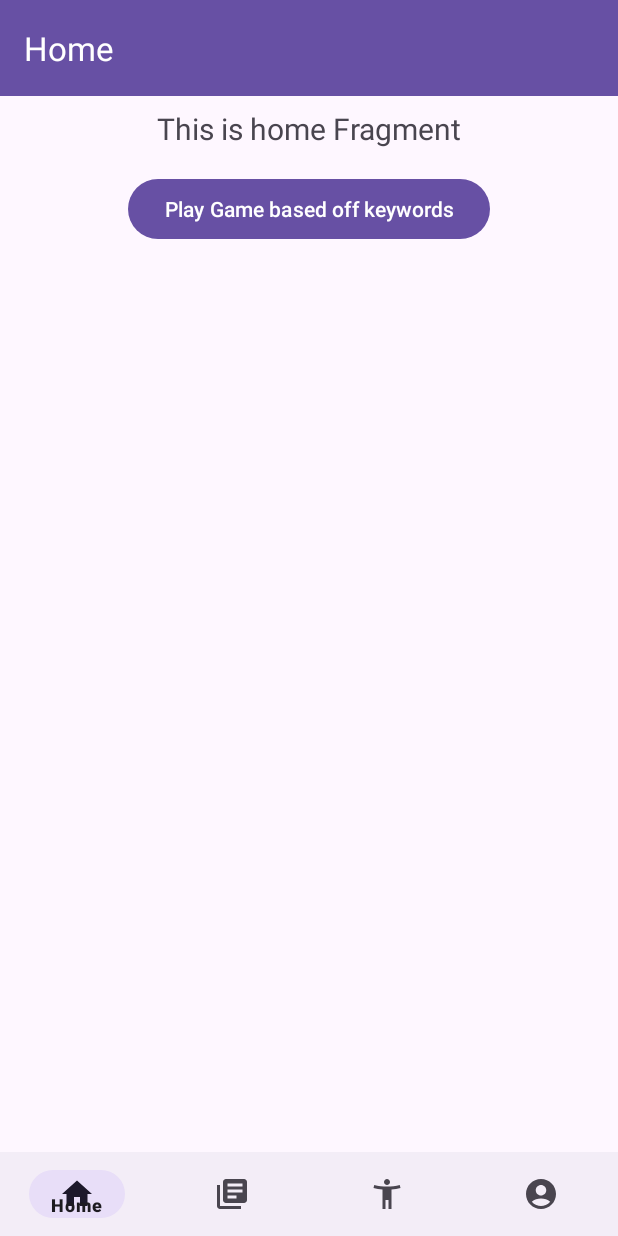
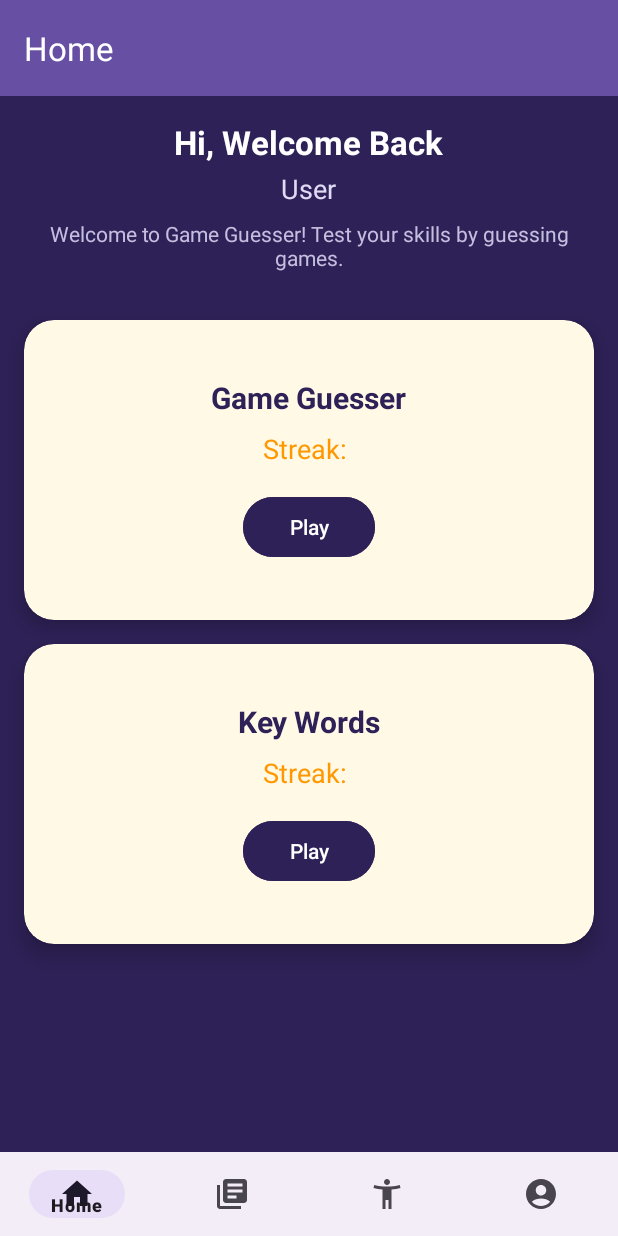
Before and after one commit to ST10258256/PROG7314-POE-PART_TWO-GameGuesser, an Android app: the screen it shows after launch (MainActivity), on a phone screen of 412 x 824 dp. Run offline under Robolectric (Android 15) with nearby library versions, the light colour scheme and no system bars; our stand-ins replace navigation-ui.

Commit message:
Improved the UI of the home page

```diff
--- a/android-app/app/src/main/java/com/example/gameguesser/ui/home/HomeFragment.kt
+++ b/android-app/app/src/main/java/com/example/gameguesser/ui/home/HomeFragment.kt
@@ -33,9 +33,9 @@ class HomeFragment : Fragment() {
         val root: View = binding.root
 
         // Text binding
-        homeViewModel.text.observe(viewLifecycleOwner) {
-            binding.textHome.text = it
-        }
+//        homeViewModel.text.observe(viewLifecycleOwner) {
+//            binding.textHome.text = it
+//        }
 
         // Button click to open KeyGameFragment
 //        binding.playButton.setOnClickListener {
@@ -48,7 +48,7 @@ class HomeFragment : Fragment() {
 //                .commit()
 //        }
 
-        binding.playButton.setOnClickListener {
+        binding.playKeyWordsButton.setOnClickListener {
             findNavController().navigate(R.id.keyGameFragment)
         }
         return root
--- a/android-app/app/src/main/res/layout/fragment_home.xml
+++ b/android-app/app/src/main/res/layout/fragment_home.xml
@@ -4,26 +4,148 @@
     xmlns:tools="http://schemas.android.com/tools"
     android:layout_width="match_parent"
     android:layout_height="match_parent"
+    android:background="#2E2157"
     tools:context=".ui.home.HomeFragment">
 
-    <TextView
-        android:id="@+id/text_home"
-        android:layout_width="match_parent"
+    <!-- Welcome Section -->
+    <LinearLayout
+        android:id="@+id/welcomeSection"
+        android:layout_width="0dp"
         android:layout_height="wrap_content"
-        android:layout_margin="8dp"
-        android:textAlignment="center"
-        android:textSize="20sp"
+        android:orientation="vertical"
+        android:gravity="center"
+        android:padding="16dp"
         app:layout_constraintTop_toTopOf="parent"
         app:layout_constraintStart_toStartOf="parent"
-        app:layout_constraintEnd_toEndOf="parent" />
+        app:layout_constraintEnd_toEndOf="parent">
+
+        <TextView
+            android:id="@+id/welcomeTitle"
+            android:layout_width="wrap_content"
+            android:layout_height="wrap_content"
+            android:text="Hi, Welcome Back"
+            android:textColor="@android:color/white"
+            android:textSize="22sp"
+            android:textStyle="bold"
+            android:gravity="center"/>
+
+        <TextView
+            android:id="@+id/usernameText"
+            android:layout_width="wrap_content"
+            android:layout_height="wrap_content"
+            android:text="User"
+            android:textColor="#E0DAF5"
+            android:textSize="18sp"
+            android:gravity="center"
+            android:layout_marginTop="4dp"/>
+
+        <TextView
+            android:id="@+id/descriptionText"
+            android:layout_width="wrap_content"
+            android:layout_height="wrap_content"
+            android:text="Welcome to Game Guesser! Test your skills by guessing games."
+            android:textColor="#C5BEDF"
+            android:textSize="14sp"
+            android:gravity="center"
+            android:layout_marginTop="8dp"/>
+    </LinearLayout>
+
+    <!-- Game Guesser Card -->
+    <androidx.cardview.widget.CardView
+        android:id="@+id/gameGuesserCard"
+        android:layout_width="0dp"
+        android:layout_height="200dp"
+        android:layout_margin="16dp"
+        app:cardBackgroundColor="#FFF9E6"
+    app:cardCornerRadius="20dp"
+    app:cardElevation="8dp"
+    app:layout_constraintTop_toBottomOf="@id/welcomeSection"
+    app:layout_constraintStart_toStartOf="parent"
+    app:layout_constraintEnd_toEndOf="parent">
+
+    <LinearLayout
+        android:layout_width="match_parent"
+        android:layout_height="match_parent"
+        android:orientation="vertical"
+        android:gravity="center"
+        android:padding="16dp">
+
+        <TextView
+            android:id="@+id/gameGuesserTitle"
+            android:layout_width="wrap_content"
+            android:layout_height="wrap_content"
+            android:text="Game Guesser"
+            android:textColor="#2E2157"
+            android:textSize="20sp"
+            android:textStyle="bold"/>
+
+        <TextView
+            android:id="@+id/gameGuesserStreak"
+            android:layout_width="wrap_content"
+            android:layout_height="wrap_content"
+            android:text="Streak: "
+            android:textColor="#FF9800"
+            android:textSize="18sp"
+            android:layout_marginTop="8dp"/>
 
         <Button
-        android:id="@+id/playButton"
+            android:id="@+id/playGameGuesserButton"
             android:layout_width="wrap_content"
             android:layout_height="wrap_content"
-        android:text="Play Game based off keywords"
-        app:layout_constraintTop_toBottomOf="@id/text_home"
+            android:text="Play"
+            android:textColor="@android:color/white"
+            android:backgroundTint="#2E2157"
+            android:layout_marginTop="16dp"/>
+    </LinearLayout>
+</androidx.cardview.widget.CardView>
+
+    <!-- Key Words Card -->
+<androidx.cardview.widget.CardView
+android:id="@+id/keyWordsCard"
+android:layout_width="0dp"
+android:layout_height="200dp"
+android:layout_margin="16dp"
+app:cardBackgroundColor="#FFF9E6"
+    app:cardCornerRadius="20dp"
+    app:cardElevation="8dp"
+    app:layout_constraintTop_toBottomOf="@id/gameGuesserCard"
     app:layout_constraintStart_toStartOf="parent"
-        app:layout_constraintEnd_toEndOf="parent"
+    app:layout_constraintEnd_toEndOf="parent">
+
+<LinearLayout
+android:layout_width="match_parent"
+android:layout_height="match_parent"
+android:orientation="vertical"
+android:gravity="center"
+android:padding="16dp">
+
+<TextView
+    android:id="@+id/keyWordsTitle"
+    android:layout_width="wrap_content"
+    android:layout_height="wrap_content"
+    android:text="Key Words"
+    android:textColor="#2E2157"
+    android:textSize="20sp"
+    android:textStyle="bold"/>
+
+<TextView
+    android:id="@+id/keyWordsStreak"
+    android:layout_width="wrap_content"
+    android:layout_height="wrap_content"
+    android:text="Streak: "
+    android:textColor="#FF9800"
+    android:textSize="18sp"
+    android:layout_marginTop="8dp"/>
+
+<Button
+    android:id="@+id/playKeyWordsButton"
+    android:layout_width="wrap_content"
+    android:layout_height="wrap_content"
+    android:text="Play"
+    android:textColor="@android:color/white"
+    android:backgroundTint="#2E2157"
     android:layout_marginTop="16dp"/>
+</LinearLayout>
+    </androidx.cardview.widget.CardView>
+
     </androidx.constraintlayout.widget.ConstraintLayout>
```
Lines whose indentation alone changed are shown as unchanged.
